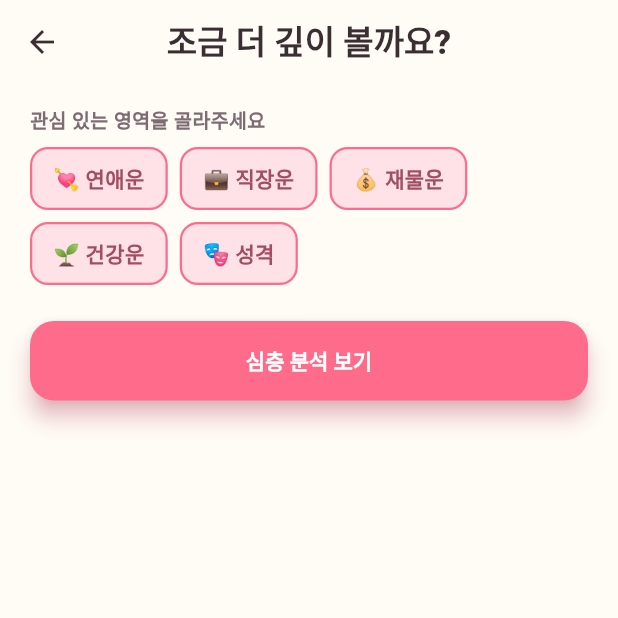
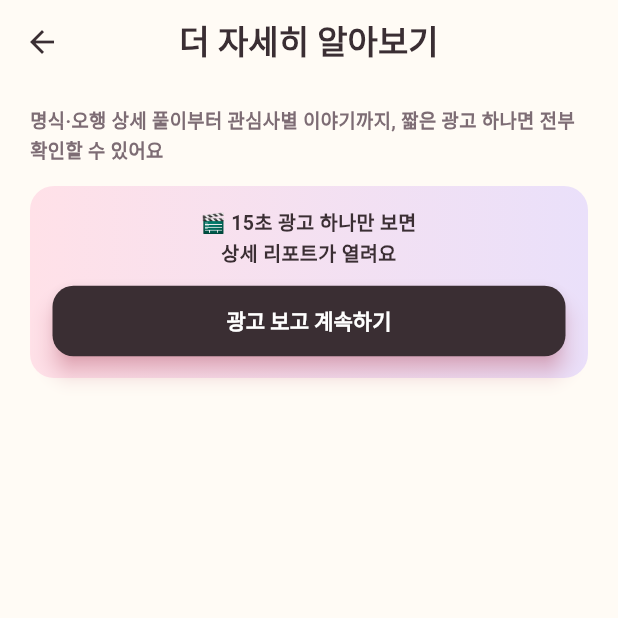
Before and after one commit to beomboo/Cosmos_beomboo, a Flutter app: the DeepDiveInputScreen screen opened by its route, on a phone screen of 412 x 824 dp, the top half of it. Run offline on Flutter 3.47's test engine with Material 3 defaults, Android fonts, the phone set to English and light mode, and no system bars; our stand-ins replace share_plus, shared_preferences; accounts and stored records are empty.

Commit message:
심층 분석: 관심사 입력 화면에 광고 게이트 카드·MBTI 확인 뱃지 추가
목업 STEP 5(광고 시청 → 관심사 선택) 리팩터에 맞춰 deep_dive_input_screen.dart를
개편했다. 실제 광고 SDK 연동 없이 "광고 보고 계속하기"를 탭하면 그 아래
MBTI 확인 뱃지(birth_input에서 이미 골라둔 코드+별칭)·관심사 5종 선택 칩·제출
버튼이 나타나는 시각적 게이트만 구현했다. 제출 버튼 문구는 '결과 보기'로
바꾸고, 목적지는 통합 리포트 화면(W7)이 아직 없어 기존 DeepDiveResultScreen을
그대로 유지했다.

PROJECT_ROUTER.md의 심층 분석 행에도 이번 변경을 반영했다.

```diff
--- a/project/lib/features/deep_dive/deep_dive_input_screen.dart
+++ b/project/lib/features/deep_dive/deep_dive_input_screen.dart
@@ -4,14 +4,18 @@ import '../../app/theme/app_colors.dart';
 import '../../core/storage/deep_dive_info_store.dart';
 import '../birth_input/birth_info.dart';
 import 'deep_dive_info.dart';
+import 'deep_dive_readings.dart';
 import 'deep_dive_result_screen.dart';
 
 /// 관심사 입력 화면 — 상세 리포트의 "MBTI·관심사로 심층 분석 받기"에서 진입.
-/// 목업에는 없는 화면이라(1단계 신규 기능), 파스텔 큐트 톤에 맞춘 커스텀 칩(`_InterestChip`)으로
-/// 관심사를 다중 선택한다.
 /// **2026-07-07 변경(사용자 요청)**: MBTI 질문 자체는 birth_input_screen.dart로
 /// 옮겨졌다 — 이 화면에는 더 이상 체크박스가 없고, 그때 저장된 MBTI를 다시 묻지
 /// 않고 그대로 이어받아(`_mbti`) 관심사와 함께 저장만 한다.
+/// **2026-07-19 변경(목업 STEP 5 리팩터, `/grill-me` 합의)**: 실제 광고 SDK 연동
+/// 없이, 화면 상단에 목업(`.ad-gate-card`)과 같은 그라데이션 게이트 카드를 추가했다
+/// — "광고 보고 계속하기"를 탭하면(`_adWatched`) 그 아래 MBTI 확인 뱃지+관심사
+/// 선택+제출 버튼이 자연스럽게 나타나는 UI만 구현한다(실제 광고 시청/보상형 광고
+/// 연동은 별도 작업).
 class DeepDiveInputScreen extends StatefulWidget {
   const DeepDiveInputScreen({super.key, this.birthInfo});
 
@@ -25,6 +29,12 @@ class _DeepDiveInputScreenState extends State<DeepDiveInputScreen> {
   // 관심사는 기본 전체 선택 — 먼저 다 보여주고 원하지 않는 것만 빼는 편이
   // 하나하나 골라 담는 것보다 진입 장벽이 낮다.
   Set<Interest> _interests = {...Interest.values};
+
+  /// 상단 광고 게이트 카드(`_AdGateCard`)의 "광고 보고 계속하기"를 탭했는지 여부.
+  /// 실제 광고 SDK 연동은 아직 없어 탭 즉시 true가 된다 — MBTI 확인 뱃지·관심사
+  /// 선택·제출 버튼은 전부 이 값이 true일 때만 보여, 광고 시청이 그 다음 단계를
+  /// 여는 자연스러운 흐름처럼 보이게 한다(2026-07-19).
+  bool _adWatched = false;
 
   // birth_input_screen.dart에서 이미 물어본 MBTI를 그대로 이어받아 저장할 때만
   // 쓴다 — 이 화면에서 새로 입력받거나 고칠 수 있는 값이 아니다.
@@ -131,13 +141,28 @@ class _DeepDiveInputScreenState extends State<DeepDiveInputScreen> {
     final birthInfo = widget.birthInfo ??
         (ModalRoute.of(context)?.settings.arguments as BirthInfo?) ??
         BirthInfo(date: DateTime(1998, 8, 15), hour: 14, isLunar: false);
+    final mbtiNickname = mbtiNicknameFor(_mbti?.code);
 
     return Scaffold(
-      appBar: AppBar(title: const Text('조금 더 깊이 볼까요?')),
+      appBar: AppBar(title: const Text('더 자세히 알아보기')),
       body: SafeArea(
         child: ListView(
           padding: const EdgeInsets.fromLTRB(20, 14, 20, 18),
           children: [
+            const Text(
+              '명식·오행 상세 풀이부터 관심사별 이야기까지, 짧은 광고 하나면 전부 확인할 수 있어요',
+              style: TextStyle(fontWeight: FontWeight.w600, fontSize: 12.5, color: AppColors.inkSoft, height: 1.5),
+            ),
+            const SizedBox(height: 14),
+            _AdGateCard(watched: _adWatched, onWatch: _handleWatchAd),
+            if (_adWatched) ...[
+              const SizedBox(height: 14),
+              if (_mbti != null)
+                Align(
+                  alignment: Alignment.centerLeft,
+                  child: _MbtiKnownChip(code: _mbti!.code, nickname: mbtiNickname),
+                ),
+              const SizedBox(height: 14),
               // pastel_toggle_row.dart의 semanticLabel과 같은 이유(2026-07-13 발견) — 안내
               // Text가 칩 Wrap 바로 앞에 있어도, 스크린 리더 사용자가 순서대로 읽지 않고
               // (explore-by-touch 등) 칩으로 곧장 이동하면 이 안내를 놓칠 수 있다. 그룹의
@@ -158,7 +183,7 @@ class _DeepDiveInputScreenState extends State<DeepDiveInputScreen> {
                     // 위 그룹 label에 담겨 있으므로 ExcludeSemantics로 중복 병합만 막는다.
                     const ExcludeSemantics(
                       child: Text(
-                      '관심 있는 영역을 골라주세요',
+                        '무엇이 가장 궁금하세요? (하나 이상 선택)',
                         style: TextStyle(fontWeight: FontWeight.w700, fontSize: 13, color: AppColors.inkSoft),
                       ),
                     ),
@@ -183,13 +208,20 @@ class _DeepDiveInputScreenState extends State<DeepDiveInputScreen> {
                 width: double.infinity,
                 child: ElevatedButton(
                   onPressed: () => _saveAndContinue(context, birthInfo),
-                child: const Text('심층 분석 보기'),
+                  child: const Text('결과 보기'),
                 ),
               ),
+            ],
           ],
         ),
       ),
     );
+  }
+
+  /// 상단 광고 게이트 카드의 "광고 보고 계속하기" 콜백. 실제 광고 SDK 연동은
+  /// 없어 탭 즉시 그 아래(MBTI 뱃지+관심사 선택+제출 버튼)가 드러난다.
+  void _handleWatchAd() {
+    setState(() => _adWatched = true);
   }
 }
 
@@ -244,3 +276,79 @@ class _InterestChip extends StatelessWidget {
     );
   }
 }
+
+/// 목업(`.ad-gate-card`)의 광고 시청 게이트 카드 — accentSoft→metalSoft 그라데이션
+/// 배경에 안내 문구+"광고 보고 계속하기" 버튼. 실제 광고 SDK 연동 전이라 [onWatch]는
+/// 탭 즉시 호출되고, [watched]가 true가 되면(부모의 `_adWatched`) 버튼 문구만
+/// "시청 완료"로 바뀌어 다시 눌러도 무해하다는 걸 보여준다.
+class _AdGateCard extends StatelessWidget {
+  const _AdGateCard({required this.watched, required this.onWatch});
+
+  final bool watched;
+  final VoidCallback onWatch;
+
+  @override
+  Widget build(BuildContext context) {
+    return Container(
+      padding: const EdgeInsets.fromLTRB(15, 14, 15, 14),
+      decoration: BoxDecoration(
+        gradient: const LinearGradient(
+          begin: Alignment.centerLeft,
+          end: Alignment.centerRight,
+          colors: [AppColors.accentSoft, AppColors.metalSoft],
+        ),
+        borderRadius: BorderRadius.circular(16),
+      ),
+      child: Column(
+        children: [
+          const Text(
+            '🎬 15초 광고 하나만 보면\n상세 리포트가 열려요',
+            textAlign: TextAlign.center,
+            style: TextStyle(fontWeight: FontWeight.w700, fontSize: 13, color: AppColors.ink, height: 1.5),
+          ),
+          const SizedBox(height: 10),
+          SizedBox(
+            width: double.infinity,
+            child: ElevatedButton(
+              style: ElevatedButton.styleFrom(
+                backgroundColor: AppColors.ink,
+                foregroundColor: Colors.white,
+                shape: RoundedRectangleBorder(borderRadius: BorderRadius.circular(14)),
+                padding: const EdgeInsets.symmetric(vertical: 13),
+              ),
+              onPressed: onWatch,
+              child: Text(watched ? '✅ 시청 완료' : '광고 보고 계속하기'),
+            ),
+          ),
+        ],
+      ),
+    );
+  }
+}
+
+/// 목업(`.mbti-known-chip`)의 "✅ ENFP · 스파크 메이커" 확인 뱃지 — birth_input에서
+/// 이미 MBTI를 골라뒀을 때만(`_mbti` non-null) 표시한다. 별칭(`nickname`)이 없는
+/// 코드(알 수 없는 값)면 코드만 보여준다.
+class _MbtiKnownChip extends StatelessWidget {
+  const _MbtiKnownChip({required this.code, required this.nickname});
+
+  final String code;
+  final String? nickname;
+
+  @override
+  Widget build(BuildContext context) {
+    final label = nickname != null ? '$code · $nickname' : code;
+    return Container(
+      padding: const EdgeInsets.symmetric(horizontal: 12, vertical: 6),
+      decoration: BoxDecoration(
+        color: AppColors.bgCard,
+        border: Border.all(color: AppColors.border),
+        borderRadius: BorderRadius.circular(999),
+      ),
+      child: Text(
+        '✅ $label',
+        style: const TextStyle(fontWeight: FontWeight.w800, fontSize: 11.5, color: AppColors.ink),
+      ),
+    );
+  }
+}
```
Also changed, not shown: 1 other file. Lines whose indentation alone changed are shown as unchanged.
